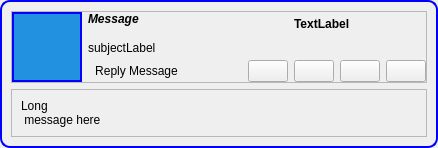
RetroShare/RetroShare, file retroshare-gui/src/gui/feeds/MsgItem.ui: the form before one commit.
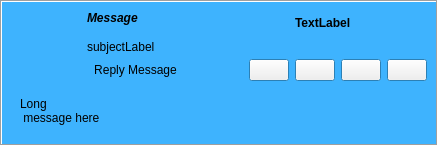
The form after the commit. Icons and pictures are not drawn. Custom widgets are drawn as their Qt base class.

The edit to the form file:
```diff
--- a/retroshare-gui/src/gui/feeds/MsgItem.ui
+++ b/retroshare-gui/src/gui/feeds/MsgItem.ui
@@ -25,27 +25,55 @@
        <verstretch>0</verstretch>
       </sizepolicy>
      </property>
-     <property name="styleSheet">
-      <string notr="true">QFrame#frame{border: 2px solid blue; 
-background-color: qlineargradient(x1: 0, y1: 0, x2: 0, y2: 1,
-stop: 0 #2291E0, stop: 1 #3EB3FF);
-border-radius: 10px}</string>
+     <property name="palette">
+      <palette>
+       <active>
+        <colorrole role="Window">
+         <brush brushstyle="SolidPattern">
+          <color alpha="255">
+           <red>62</red>
+           <green>179</green>
+           <blue>254</blue>
+          </color>
+         </brush>
+        </colorrole>
+       </active>
+       <inactive>
+        <colorrole role="Window">
+         <brush brushstyle="SolidPattern">
+          <color alpha="255">
+           <red>62</red>
+           <green>179</green>
+           <blue>254</blue>
+          </color>
+         </brush>
+        </colorrole>
+       </inactive>
+       <disabled>
+        <colorrole role="Window">
+         <brush brushstyle="SolidPattern">
+          <color alpha="255">
+           <red>62</red>
+           <green>179</green>
+           <blue>254</blue>
+          </color>
+         </brush>
+        </colorrole>
+       </disabled>
+      </palette>
+     </property>
+     <property name="autoFillBackground">
+      <bool>true</bool>
      </property>
      <property name="frameShape">
-      <enum>QFrame::StyledPanel</enum>
+      <enum>QFrame::Box</enum>
      </property>
      <property name="frameShadow">
-      <enum>QFrame::Raised</enum>
+      <enum>QFrame::Sunken</enum>
      </property>
      <layout class="QGridLayout" name="gridLayout_2">
       <item row="0" column="0">
        <widget class="QFrame" name="frame_2">
-        <property name="frameShape">
-         <enum>QFrame::StyledPanel</enum>
-        </property>
-        <property name="frameShadow">
-         <enum>QFrame::Raised</enum>
-        </property>
         <layout class="QGridLayout" name="gridLayout_3">
          <property name="verticalSpacing">
           <number>0</number>
@@ -67,11 +95,6 @@
              <height>70</height>
             </size>
            </property>
-           <property name="styleSheet">
-            <string notr="true">QWidget#avatar{border: 2px solid blue; 
-background-color: #2291E0;
-}</string>
-           </property>
           </widget>
          </item>
          <item row="0" column="1">
@@ -260,12 +283,6 @@
       </item>
       <item row="1" column="0">
        <widget class="QFrame" name="expandFrame">
-        <property name="frameShape">
-         <enum>QFrame::StyledPanel</enum>
-        </property>
-        <property name="frameShadow">
-         <enum>QFrame::Raised</enum>
-        </property>
         <layout class="QVBoxLayout">
          <item>
           <widget class="QLabel" name="msgLabel">
```
Left out of the diff: 5 changed lines with no effect on the pictures.
